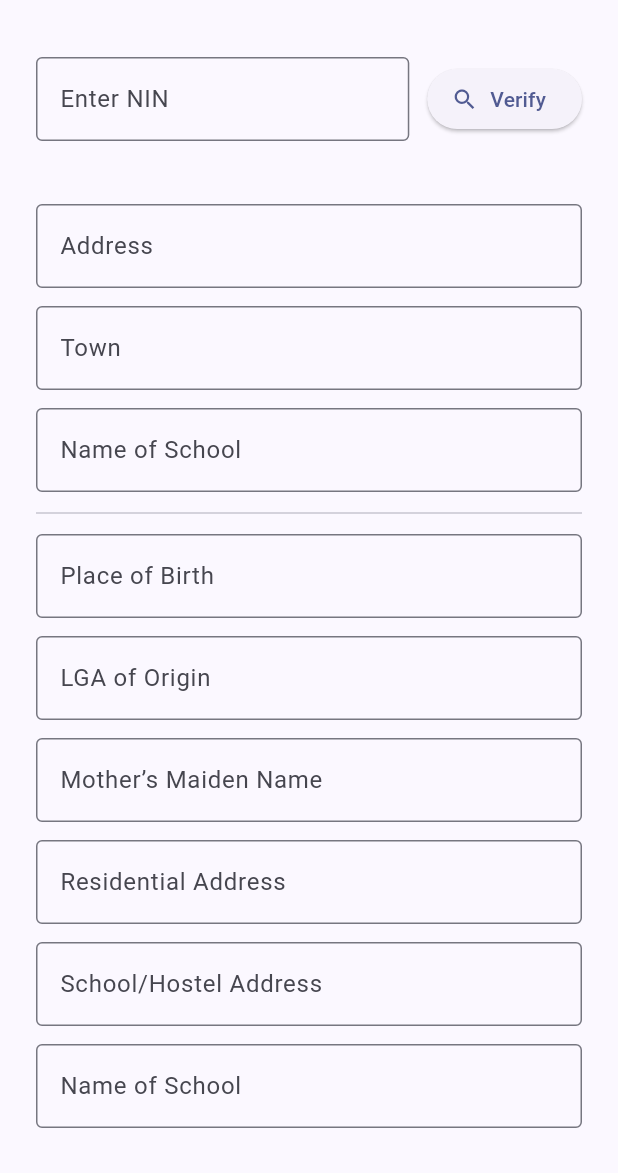
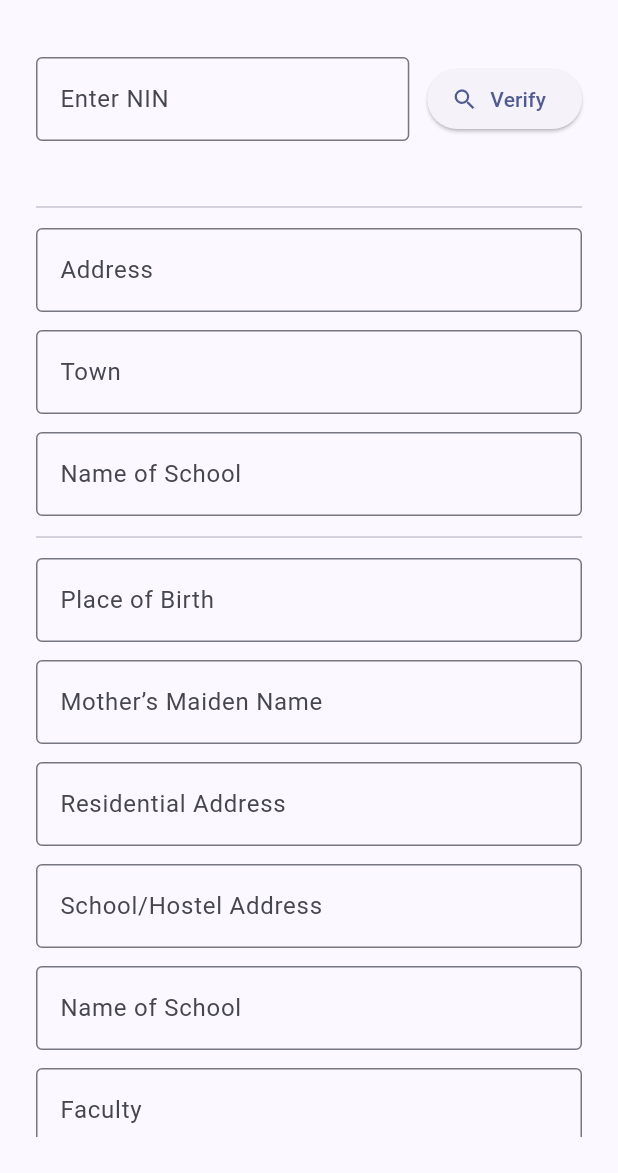
Before and after one commit to CJOzah/ninForm-flutter, a Flutter app: the screen it shows after launch, on a phone screen of 412 x 824 dp, the part 63-1236 px from its top. Run offline on Flutter 3.47's test engine with Material 3 defaults, Android fonts, the phone set to English and light mode, and no system bars; our stand-ins replace file_picker, flutter_dotenv, flutter_image_compress; accounts and stored records are empty.

```diff
--- a/lib/main.dart
+++ b/lib/main.dart
@@ -39,17 +39,10 @@
   final _detailsFormKey = GlobalKey<FormState>();
 
   final _ninController = TextEditingController();
-  final _emailController = TextEditingController();
-  final _phoneController = TextEditingController();
   final _addressController = TextEditingController();
-  final _lgaController = TextEditingController();
   final _townController = TextEditingController();
   final _schoolController = TextEditingController();
-  final _middleName = TextEditingController();
   final _placeOfBirth = TextEditingController();
-  final _lgaOfBirth = TextEditingController();
-  final _lgaOfOrigin = TextEditingController();
-  final _stateOfOrigin = TextEditingController();
   final _motherMaiden = TextEditingController();
   final _residentialAddress = TextEditingController();
   final _hostelAddress = TextEditingController();
@@ -73,8 +66,9 @@
   VerifiedProfile? _profile;
 
   // ========== CONFIG ==========
-  static const String VERIFY_API_URL =
-      "https://api.sandbox.youverify.co/v2/api/identity/ng/nin"; // your NIN API/proxy
+  static const String VERIFY_API_URL = "";
+
+      // "https://nin-proxy-1.onrender.com/checkSandboxNin"; // your NIN API/proxy
   static const String SUBMIT_SHEET_URL =
       "https://nin-proxy-1.onrender.com/submit"; // your Apps Script endpoint
   // ============================
@@ -82,10 +76,7 @@
   @override
   void dispose() {
     _ninController.dispose();
-    _emailController.dispose();
-    _phoneController.dispose();
     _addressController.dispose();
-    _lgaController.dispose();
     _townController.dispose();
     _schoolController.dispose();
     super.dispose();
@@ -120,7 +111,6 @@
         await Future.delayed(const Duration(seconds: 1));
         setState(() {
           _profile = VerifiedProfile(
-            nin: nin,
             firstName: "John",
             lastName: "Doe",
             dateOfBirth: "1990-01-01",
@@ -142,7 +132,7 @@
 
       final resp = await http.post(
         Uri.parse(VERIFY_API_URL),
-        headers: {"Content-Type": "application/json", "token": apiKey!},
+        headers: {"Content-Type": "application/json", },
         body: jsonEncode({
           "id": nin,
           "premiumNin": true,
@@ -155,19 +145,19 @@
       }
       log("NIN res ${resp.body}");
 
-      final data = jsonDecode(resp.body);
+      final data = jsonDecode(resp.body)['data'];
       setState(() {
-        if (VerifiedProfile.fromJson(
-              data,
-            ).birthState!.toLowerCase().contains("delta") ==
-            false) {
-          _loading = false;
+        // if (VerifiedProfile.fromJson(
+        //       data,
+        //     ).birthState!.toLowerCase().contains("delta") ==
+        //     false) {
+        //   _loading = false;
 
-          ScaffoldMessenger.of(
-            context,
-          ).showSnackBar(SnackBar(content: Text("You do not qualify")));
-          return;
-        }
+        //   ScaffoldMessenger.of(
+        //     context,
+        //   ).showSnackBar(SnackBar(content: Text("You do not qualify")));
+        //   return;
+        // }
         _profile = VerifiedProfile.fromJson(data);
 
         _loading = false;
@@ -207,14 +197,13 @@
         "firstName": _profile!.firstName,
         "middleName": _profile!.middleName,
         "lastName": _profile!.lastName,
-        "email": _emailController.text,
-        "phone": _phoneController.text,
+        "email": _profile!.email,
+        "phone": _profile!.mobile,
         "dateOfBirth": _profile!.dateOfBirth,
         "gender": _profile!.gender,
         "placeOfBirth": _placeOfBirth.text,
-        "lgaOfBirth": _lgaOfBirth.text,
-        "lgaOfOrigin": _lgaOfOrigin.text,
-        "stateOfOrigin": _stateOfOrigin.text,
+        "lgaOfOrigin": _profile!.birthLGA,
+        "stateOfOrigin": _profile!.birthState,
         "motherMaidenName": _motherMaiden.text,
         "residentialAddress": _residentialAddress.text,
         "hostelAddress": _hostelAddress.text,
@@ -254,6 +243,8 @@
                 : null,
       };
 
+
+log("Payload size: ${(utf8.encode(jsonEncode(payload)).length / 1024 / 1024).toStringAsFixed(2)} MB");
       final resp = await http.post(
         Uri.parse("$SUBMIT_SHEET_URL"),
         headers: {"Content-Type": "application/json"},
@@ -300,6 +291,8 @@
 
   @override
   Widget build(BuildContext context) {
+
+      log("NIN res ${_profile?.firstName}");
     return Scaffold(
       appBar: AppBar(title: const Text("NIN Verification")),
       body: Center(
@@ -379,25 +372,31 @@
                       key: _detailsFormKey,
                       child: Column(
                         children: [
-                          if (_profile != null) ...[
+                          if (_profile != null)
                             _lockedField("First Name", _profile!.firstName),
+                          if (_profile != null)
                             _lockedField("Last Name", _profile!.lastName),
+                          if (_profile != null)
                             _lockedField(
                               "Date of Birth",
                               _profile!.dateOfBirth,
                             ),
+                          if (_profile != null)
                             _lockedField("Gender", _profile!.gender),
+                          if (_profile != null)
                             _lockedField("Email", _profile!.email),
+                          if (_profile != null)
                             _lockedField("Phone Number", _profile!.mobile),
-                            // 🔹 Other editable fields
+                          if (_profile != null)
                             _lockedField("Middle Name", _profile!.middleName),
-                            _lockedField("LGA of Birth", _profile!.birthLGA),
+                          if (_profile != null)
+                            _lockedField("LGA of Origin", _profile!.birthLGA),
+                          if (_profile != null)
                             _lockedField(
                               "State of Origin",
                               _profile!.birthState,
                             ),
                             const Divider(),
-                          ],
                           _editableField(
                             "Address",
                             _addressController,
@@ -433,15 +432,6 @@
                                 (v) =>
                                     v == null || v.isEmpty
                                         ? "Place of Birth is required"
-                                        : null,
-                          ),
-                          _editableField(
-                            "LGA of Origin",
-                            _lgaOfOrigin,
-                            validator:
-                                (v) =>
-                                    v == null || v.isEmpty
-                                        ? "LGA of Origin is required"
                                         : null,
                           ),
                           _editableField(
@@ -622,7 +612,6 @@
 }
 
 class VerifiedProfile {
-  final String? nin;
   final String? firstName;
   final String? middleName;
   final String? lastName;
@@ -635,7 +624,6 @@
   final bool verified;
 
   VerifiedProfile({
-    this.nin,
     this.firstName,
     this.mobile,
     this.email,
@@ -650,16 +638,15 @@
 
   factory VerifiedProfile.fromJson(Map<String, dynamic> json) {
     return VerifiedProfile(
-      nin: json["idNumber"]?.toString(),
-      firstName: json["firstName"]?.toString(),
-      middleName: json["middleName"]?.toString(),
-      birthLGA: json["birthLGA"]?.toString(),
-      birthState: json["birthState"]?.toString(),
-      email: json["email"]?.toString(),
-      mobile: json["mobile"]?.toString(),
-      lastName: json['lastName']?.toString(),
-      dateOfBirth: json["date0fBirth"]?.toString(),
-      gender: json["gender"]?.toString(),
+      firstName: json["firstName"] ?? "N/A",
+      middleName: json["middleName"] ?? "N/A",
+      birthLGA: json['address']["lga"] ?? "N/A",
+      birthState: json['address']["Niger"] ?? "N/A",
+      email: json["email"] ?? "N/A",
+      mobile: json["mobile"] ?? "N/A",
+      lastName: json['lastName'] ?? "N/A",
+      dateOfBirth: json["date0fBirth"] ?? "N/A",
+      gender: json["gender"] ?? "N/A",
       verified:
           json['allValidationPassed'] == true ||
           json['status'] == "allValidationPassed",
@@ -668,7 +655,6 @@
 
   Map<String, dynamic> toJson() {
     return {
-      "nin": nin,
       "firstName": firstName,
       "lastName": lastName,
       "dateOfBirth": dateOfBirth,
```
Also changed, not shown: 1 other file.
